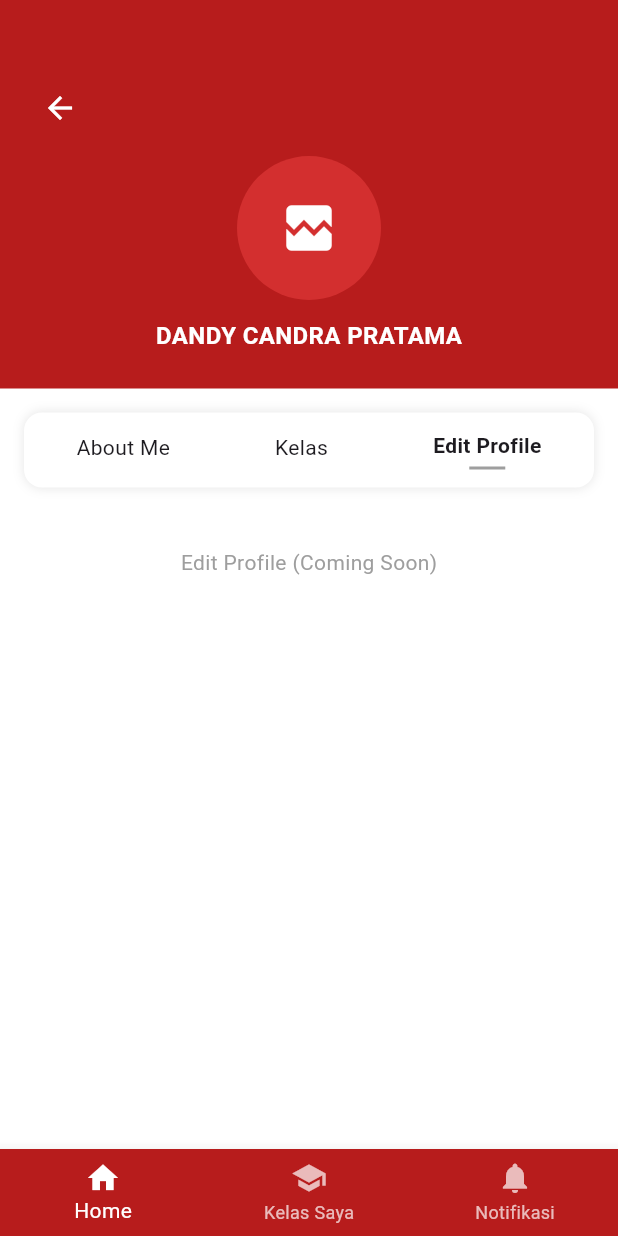
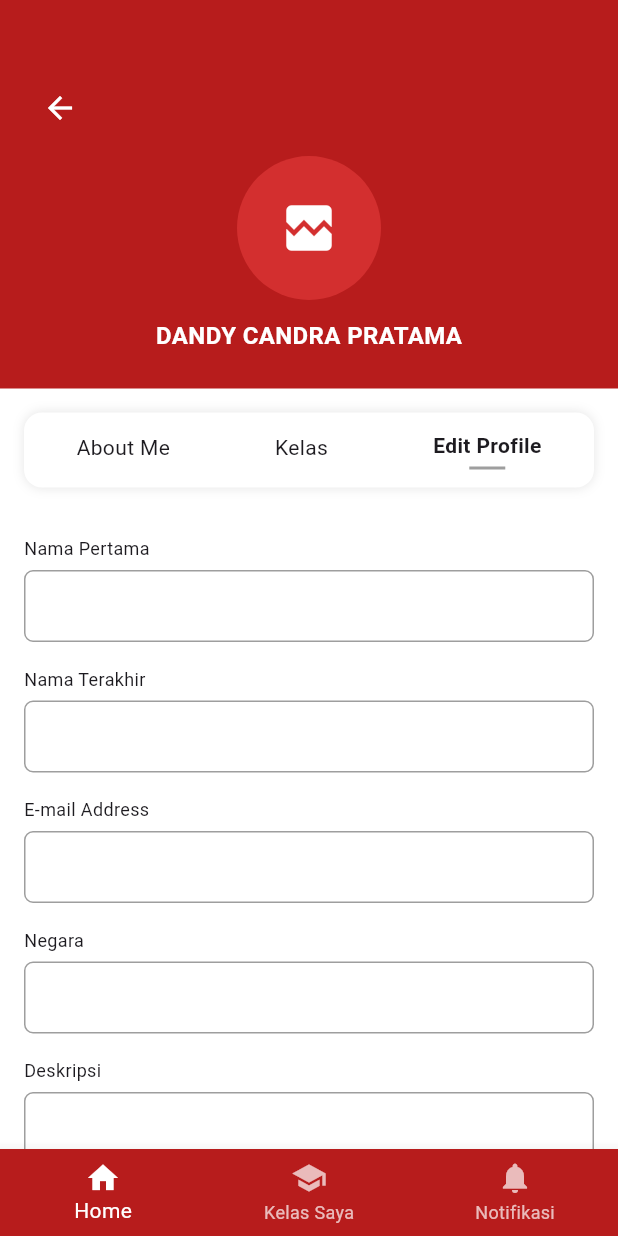
Before and after one commit to anaksantri5928/celoe_lms_app, a Flutter app: the ProfilePage screen opened directly, after a tap on "About Me", after a tap on "Kelas", after a tap on "Edit Profile", on a phone screen of 412 x 824 dp. Run offline on Flutter 3.47's test engine with Material 3 defaults, Android fonts, the phone set to English and light mode, and no system bars.

Commit message:
feat(ui): add edit profile form to profile page

```diff
--- a/lib/pages/profile_page.dart
+++ b/lib/pages/profile_page.dart
@@ -8,9 +8,16 @@ class ProfilePage extends StatefulWidget {
 }
 
 class _ProfilePageState extends State<ProfilePage> {
-  int _activeTab = 1; // 0=About Me | 1=Kelas | 2=Edit Profile
+  static const primaryRed = Color(0xFFB71C1C);
 
-  static const primaryRed = Color(0xFFB71C1C);
+  int _activeTab = 2; // 0=About Me, 1=Kelas, 2=Edit Profile
+
+  // Controllers (Edit Profile)
+  final TextEditingController firstNameCtrl = TextEditingController();
+  final TextEditingController lastNameCtrl = TextEditingController();
+  final TextEditingController emailCtrl = TextEditingController();
+  final TextEditingController countryCtrl = TextEditingController();
+  final TextEditingController descCtrl = TextEditingController();
 
   @override
   Widget build(BuildContext context) {
@@ -118,7 +125,7 @@ class _ProfilePageState extends State<ProfilePage> {
       case 1:
         return _kelasList();
       case 2:
-        return _editProfilePlaceholder();
+        return _editProfileForm();
       default:
         return const SizedBox();
     }
@@ -145,7 +152,7 @@ class _ProfilePageState extends State<ProfilePage> {
     );
   }
 
-  // ================= KELAS LIST =================
+  // ================= KELAS =================
   Widget _kelasList() {
     return Column(
       children: [
@@ -210,14 +217,47 @@ class _ProfilePageState extends State<ProfilePage> {
   }
 
   // ================= EDIT PROFILE =================
-  Widget _editProfilePlaceholder() {
-    return const Padding(
-      padding: EdgeInsets.all(24),
-      child: Center(
-        child: Text(
-          'Edit Profile (Coming Soon)',
-          style: TextStyle(color: Colors.grey),
-        ),
+  Widget _editProfileForm() {
+    return Padding(
+      padding: const EdgeInsets.symmetric(horizontal: 16),
+      child: Column(
+        crossAxisAlignment: CrossAxisAlignment.start,
+        children: [
+          _inputLabel('Nama Pertama'),
+          _textField(firstNameCtrl),
+
+          _inputLabel('Nama Terakhir'),
+          _textField(lastNameCtrl),
+
+          _inputLabel('E-mail Address'),
+          _textField(emailCtrl),
+
+          _inputLabel('Negara'),
+          _textField(countryCtrl),
+
+          _inputLabel('Deskripsi'),
+          _textField(descCtrl, maxLines: 4),
+
+          const SizedBox(height: 24),
+
+          Align(
+            alignment: Alignment.centerRight,
+            child: ElevatedButton(
+              onPressed: null, // disabled (sesuai screenshot)
+              style: ElevatedButton.styleFrom(
+                backgroundColor: Colors.grey.shade200,
+                elevation: 0,
+                shape: RoundedRectangleBorder(
+                  borderRadius: BorderRadius.circular(8),
+                ),
+              ),
+              child: const Padding(
+                padding: EdgeInsets.symmetric(horizontal: 24, vertical: 10),
+                child: Text('Simpan', style: TextStyle(color: Colors.grey)),
+              ),
+            ),
+          ),
+        ],
       ),
     );
   }
@@ -237,6 +277,36 @@ class _ProfilePageState extends State<ProfilePage> {
           label: 'Notifikasi',
         ),
       ],
+    );
+  }
+
+  // ================= HELPERS =================
+  Widget _inputLabel(String text) {
+    return Padding(
+      padding: const EdgeInsets.only(top: 16, bottom: 6),
+      child: Text(text, style: const TextStyle(fontSize: 12)),
+    );
+  }
+
+  Widget _textField(TextEditingController controller, {int maxLines = 1}) {
+    return TextField(
+      controller: controller,
+      maxLines: maxLines,
+      decoration: InputDecoration(
+        contentPadding: const EdgeInsets.symmetric(
+          horizontal: 12,
+          vertical: 12,
+        ),
+        border: OutlineInputBorder(borderRadius: BorderRadius.circular(6)),
+        enabledBorder: OutlineInputBorder(
+          borderRadius: BorderRadius.circular(6),
+          borderSide: const BorderSide(color: Colors.grey),
+        ),
+        focusedBorder: OutlineInputBorder(
+          borderRadius: BorderRadius.circular(6),
+          borderSide: const BorderSide(color: Colors.grey),
+        ),
+      ),
     );
   }
 }
```
